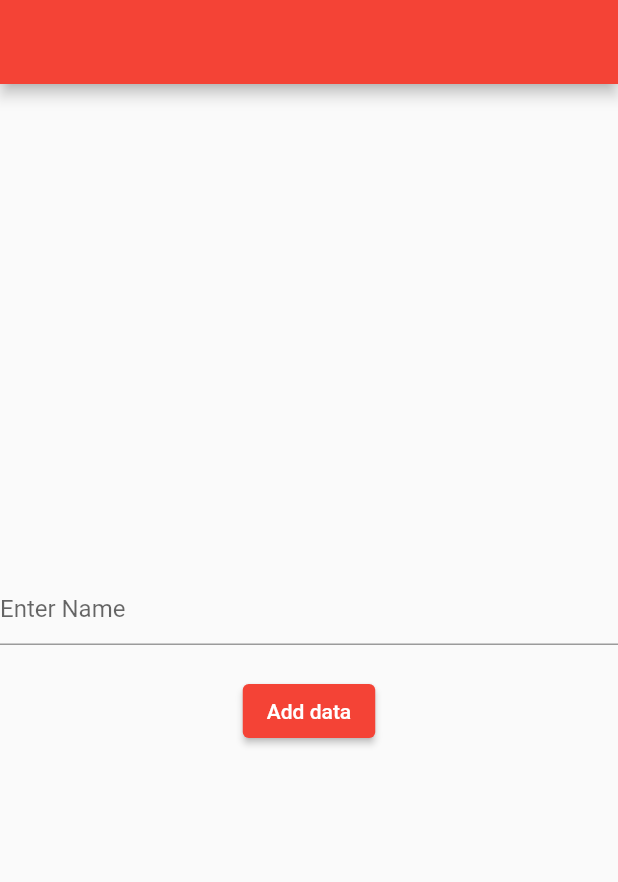
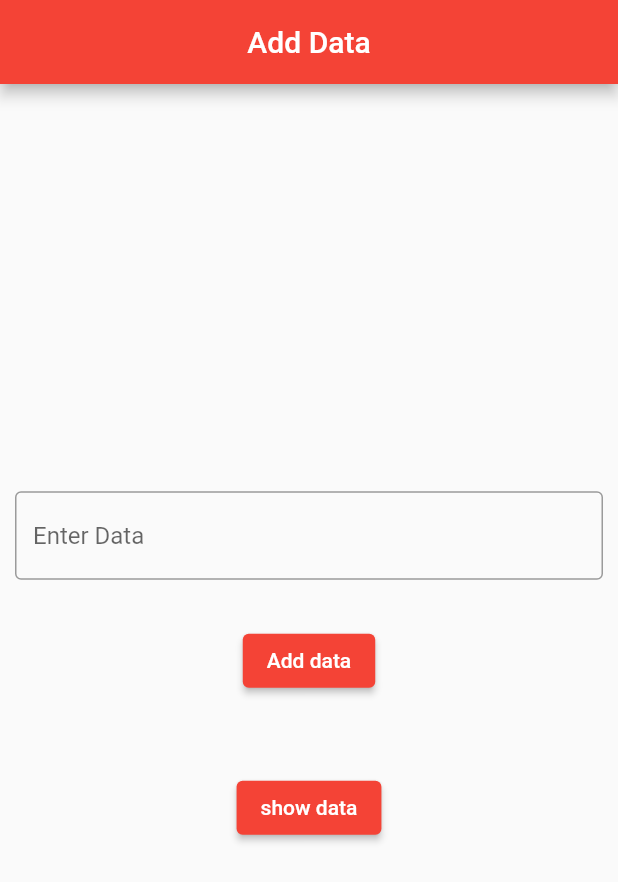
Before and after one commit to bibekbajagain074/CRUD-Firebase-Flutter-app, a Flutter app: the screen it shows after launch, on a phone screen of 412 x 824 dp. Shown: the top 882 px of the screen. Run offline on Flutter 3.47's test engine with Material 2 defaults, Android fonts, the phone set to English and light mode, and no system bars; our stand-ins replace cloud_firestore, firebase_core; accounts and stored records are empty.

Commit message:
read data

```diff
--- a/lib/insert.dart
+++ b/lib/insert.dart
@@ -1,3 +1,4 @@
+import 'package:demo_firebase/data/read.dart';
 import 'package:flutter/material.dart';
 import 'package:firebase_core/firebase_core.dart';
 import 'package:cloud_firestore/cloud_firestore.dart';
@@ -21,26 +22,48 @@ class _Insert_dataState extends State<Insert_data> {
   @override
   Widget build(BuildContext context) {
     return Scaffold(
-      appBar: AppBar(),
+      appBar: AppBar(
+        title: Text('Add Data'),
+        centerTitle: true,
+      ),
       body: Column(
         mainAxisAlignment: MainAxisAlignment.center,
         children: [
-          TextField(
+          Padding(
+            padding: const EdgeInsets.all(10.0),
+            child: TextField(
               onChanged: (value) {
                 setState(() {
                   name = value;
                 });
               },
-            decoration: InputDecoration(hintText: 'Enter Name '),
+              decoration: InputDecoration(
+                hintText: 'Enter Data ',
+                border: OutlineInputBorder(),
+              ),
+            ),
           ),
           SizedBox(
             height: 20,
           ),
+          Column(
+            children: [
               ElevatedButton(
                   onPressed: () {
                     adddata(name);
                   },
-              child: Text('Add data'))
+                  child: Text('Add data')),
+            ],
+          ),
+          SizedBox(
+            height: 50,
+          ),
+          ElevatedButton(
+              onPressed: () {
+                Navigator.push(context,
+                    MaterialPageRoute(builder: (context) => ReadData()));
+              },
+              child: Text('show data'))
         ],
       ),
     );
--- a/lib/main.dart
+++ b/lib/main.dart
@@ -1,6 +1,8 @@
 import 'package:demo_firebase/insert.dart';
 import 'package:flutter/material.dart';
 import 'package:firebase_core/firebase_core.dart';
+
+import 'data/read.dart';
 
 void main() async {
   WidgetsFlutterBinding.ensureInitialized();
```
Also changed, not shown: lib/data/read.dart (+39 -1 lines). Lines whose indentation alone changed are shown as unchanged.
